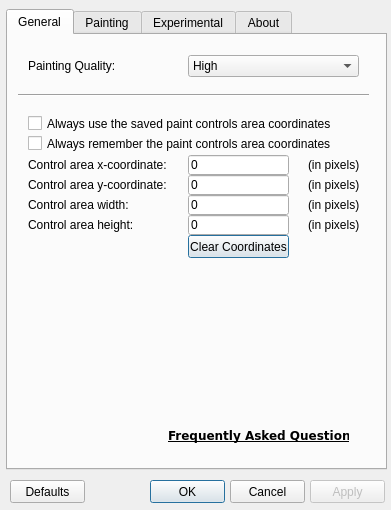
The window that rustdavinci/ui/settings/settingsui.ui (alexemanuelol/rustdavinci) describes before a commit, drawn with Qt 5.
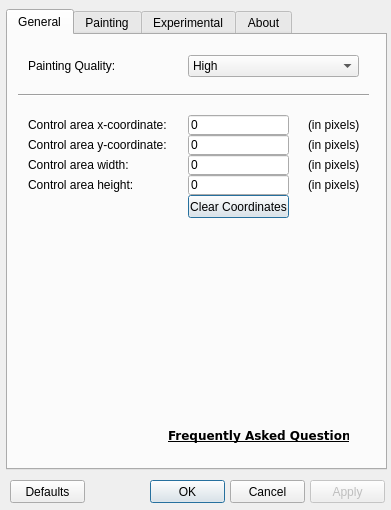
The same window after the commit. Icons and pictures are not drawn.

Commit message: Update settings window, remove 2 parameters, add meaning to the prefer lines option

Patch:
```diff
--- a/rustdavinci/ui/settings/settingsui.ui
+++ b/rustdavinci/ui/settings/settingsui.ui
@@ -122,7 +122,7 @@
      <property name="geometry">
       <rect>
        <x>20</x>
-       <y>160</y>
+       <y>120</y>
        <width>161</width>
        <height>20</height>
       </rect>
@@ -135,7 +135,7 @@
      <property name="geometry">
       <rect>
        <x>300</x>
-       <y>140</y>
+       <y>100</y>
        <width>51</width>
        <height>20</height>
       </rect>
@@ -148,7 +148,7 @@
      <property name="geometry">
       <rect>
        <x>300</x>
-       <y>180</y>
+       <y>140</y>
        <width>51</width>
        <height>20</height>
       </rect>
@@ -161,7 +161,7 @@
      <property name="geometry">
       <rect>
        <x>180</x>
-       <y>140</y>
+       <y>100</y>
        <width>101</width>
        <height>20</height>
       </rect>
@@ -174,7 +174,7 @@
      <property name="geometry">
       <rect>
        <x>180</x>
-       <y>200</y>
+       <y>160</y>
        <width>101</width>
        <height>23</height>
       </rect>
@@ -193,7 +193,7 @@
      <property name="geometry">
       <rect>
        <x>180</x>
-       <y>180</y>
+       <y>140</y>
        <width>101</width>
        <height>20</height>
       </rect>
@@ -206,7 +206,7 @@
      <property name="geometry">
       <rect>
        <x>180</x>
-       <y>160</y>
+       <y>120</y>
        <width>101</width>
        <height>20</height>
       </rect>
@@ -219,7 +219,7 @@
      <property name="geometry">
       <rect>
        <x>20</x>
-       <y>120</y>
+       <y>80</y>
        <width>161</width>
        <height>20</height>
       </rect>
@@ -232,7 +232,7 @@
      <property name="geometry">
       <rect>
        <x>300</x>
-       <y>160</y>
+       <y>120</y>
        <width>51</width>
        <height>20</height>
       </rect>
@@ -245,7 +245,7 @@
      <property name="geometry">
       <rect>
        <x>300</x>
-       <y>120</y>
+       <y>80</y>
        <width>51</width>
        <height>20</height>
       </rect>
@@ -254,30 +254,11 @@
       <string>(in pixels)</string>
      </property>
     </widget>
-    <widget class="QCheckBox" name="rememberControlAreaCoordinatesCheckBox">
-     <property name="enabled">
-      <bool>true</bool>
-     </property>
-     <property name="geometry">
-      <rect>
-       <x>20</x>
-       <y>100</y>
-       <width>341</width>
-       <height>17</height>
-      </rect>
-     </property>
-     <property name="text">
-      <string>Always remember the paint controls area coordinates</string>
-     </property>
-     <property name="checked">
-      <bool>false</bool>
-     </property>
-    </widget>
     <widget class="QLineEdit" name="controlAreaXLineEdit">
      <property name="geometry">
       <rect>
        <x>180</x>
-       <y>120</y>
+       <y>80</y>
        <width>101</width>
        <height>20</height>
       </rect>
@@ -290,7 +271,7 @@
      <property name="geometry">
       <rect>
        <x>20</x>
-       <y>180</y>
+       <y>140</y>
        <width>161</width>
        <height>20</height>
       </rect>
@@ -303,7 +284,7 @@
      <property name="geometry">
       <rect>
        <x>20</x>
-       <y>140</y>
+       <y>100</y>
        <width>161</width>
        <height>20</height>
       </rect>
@@ -312,22 +293,6 @@
       <string>Control area y-coordinate:</string>
      </property>
     </widget>
-    <widget class="QCheckBox" name="useSavedControlAreaCoordinatesCheckBox">
-     <property name="geometry">
-      <rect>
-       <x>20</x>
-       <y>80</y>
-       <width>331</width>
-       <height>17</height>
-      </rect>
-     </property>
-     <property name="text">
-      <string>Always use the saved paint controls area coordinates</string>
-     </property>
-     <property name="checked">
-      <bool>false</bool>
-     </property>
-    </widget>
    </widget>
    <widget class="QWidget" name="paintingTab">
     <attribute name="title">
```
The commit also changes 3 other files.
